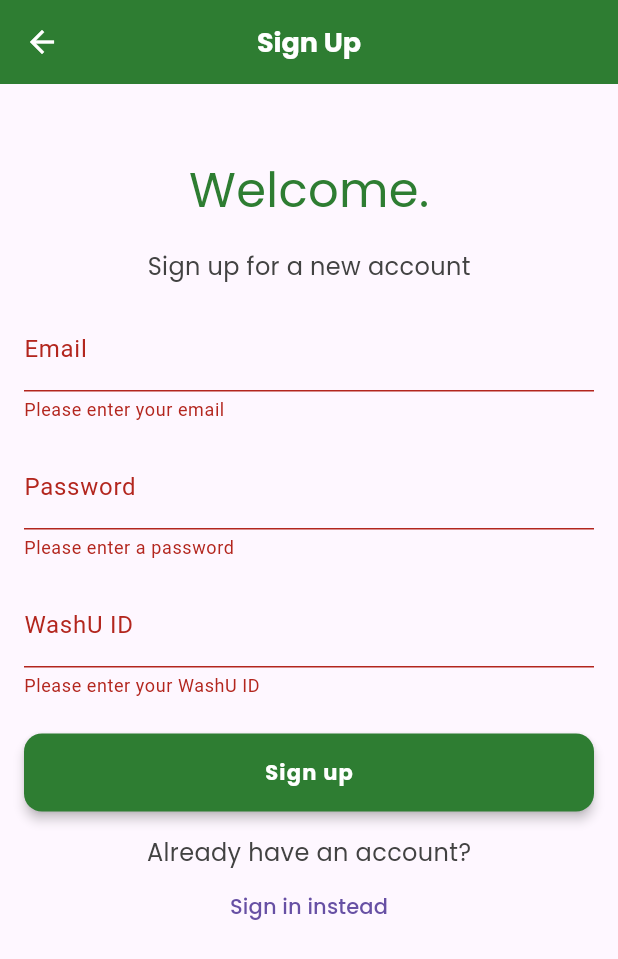
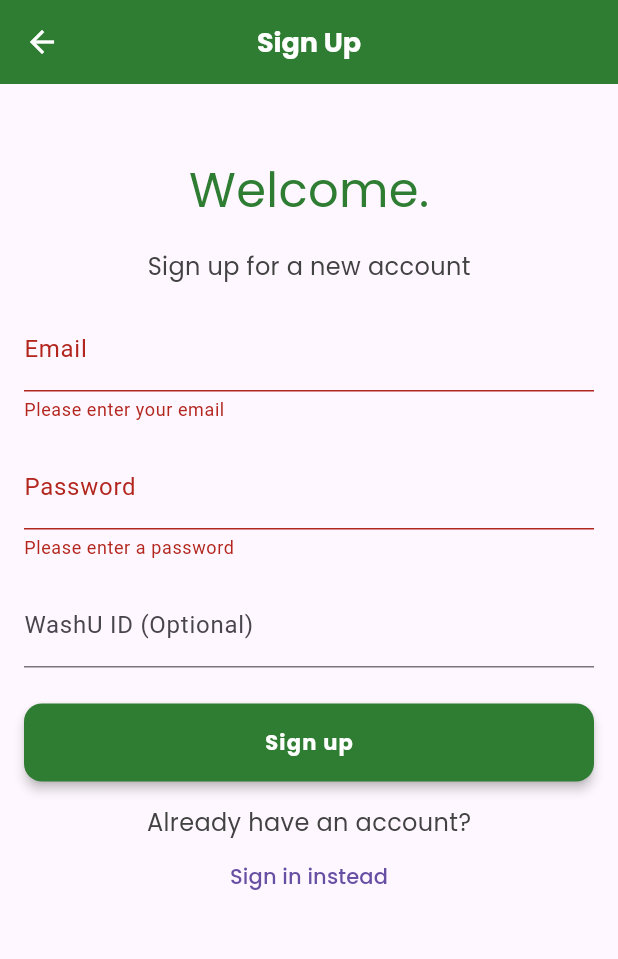
Before and after one commit to danielgai/wuct, a Flutter app: the SignupForm screen opened by its route, after a tap on "Sign up", on a phone screen of 412 x 824 dp. Shown: the top 959 px of the screen. Run offline on Flutter 3.47's test engine with Material 3 defaults, Android fonts, the phone set to English and light mode, and no system bars; our stand-ins replace cloud_firestore, firebase_auth, firebase_core, firebase_messaging, firebase_storage, flutter_dotenv and 7 more; accounts and stored records are empty.

Commit message:
made washu id optional

```diff
--- a/lib/models/app_user.dart
+++ b/lib/models/app_user.dart
@@ -4,7 +4,7 @@ class AppUser {
   AppUser({
     required this.uid,
     required this.email,
-    required this.washuID,
+    this.washuID = "",
     required this.isAdmin,
     required this.fcmTokens,
     this.individualID = "",
--- a/lib/pages/signup.dart
+++ b/lib/pages/signup.dart
@@ -34,7 +34,7 @@ class _SignupFormState extends State<SignupForm> {
     final washuID = _washuIDController.text.trim();
 
     try {
-      final user = await AuthService.signUp(email, password, washuID);
+      final user = await AuthService.signUp(email, password, washuID: washuID);
       if (user != null) {
         ScaffoldMessenger.of(context).showSnackBar(
           CustomSnackBar(
@@ -108,12 +108,12 @@ class _SignupFormState extends State<SignupForm> {
                 const SizedBox(height: 16),
                 TextFormField(
                   controller: _washuIDController,
-                  decoration: const InputDecoration(labelText: 'WashU ID'),
+                  decoration: const InputDecoration(labelText: 'WashU ID (Optional)'),
                   validator: (value) {
-                    if (value == null || value.isEmpty) {
-                      return "Please enter your WashU ID";
-                    }
-                    if (value.length != 6) {
+                    // if (value == null || value.isEmpty) {
+                    //   return "Please enter your WashU ID";
+                    // }
+                    if (value != null && value.isNotEmpty && value.length != 6) {
                       return "WashU ID must be 6 digits long";
                     }
                     return null;
--- a/lib/services/auth_service.dart
+++ b/lib/services/auth_service.dart
@@ -10,15 +10,17 @@ class AuthService {
   static final FirebaseAuth _firebaseAuth = FirebaseAuth.instance;
   static final FirebaseFirestore _ref = FirebaseFirestore.instance;
   // static final FirebaseMessaging _firebaseMessaging = FirebaseMessaging.instance;
-  static Future<AppUser?> signUp(String email, String password, String washuID,
-      {bool isAdmin = false}) async {
+  static Future<AppUser?> signUp(String email, String password,
+      {String washuID = "", bool isAdmin = false}) async {
     try {
       //signup on firebase auth
       final UserCredential credential = await _firebaseAuth
           .createUserWithEmailAndPassword(email: email, password: password);
       //singup on firebase cloud database
       final User? user = credential.user;
+
       if (user != null) {
+        if (washuID.isNotEmpty) {
           final washuIDExists = await _ref
               .collection('users')
               .where('washuID', isEqualTo: washuID)
@@ -27,6 +29,7 @@ class AuthService {
           if (washuIDExists.docs.isNotEmpty) {
             await user.delete();
             return Future.error('WashU ID already exists.');
+          }
         }
 
         //send a verification email
```
Also changed, not shown: lib/pages/profile.dart (+8 -7 lines), 1 other file. Lines whose indentation alone changed are shown as unchanged.
